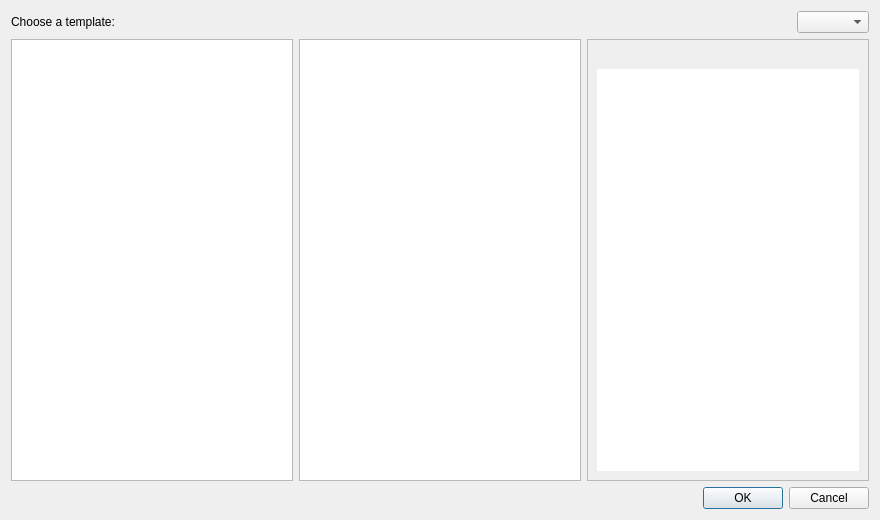
qt-creator/qt-creator, file src/plugins/coreplugin/dialogs/newdialog.ui: the form before one commit.
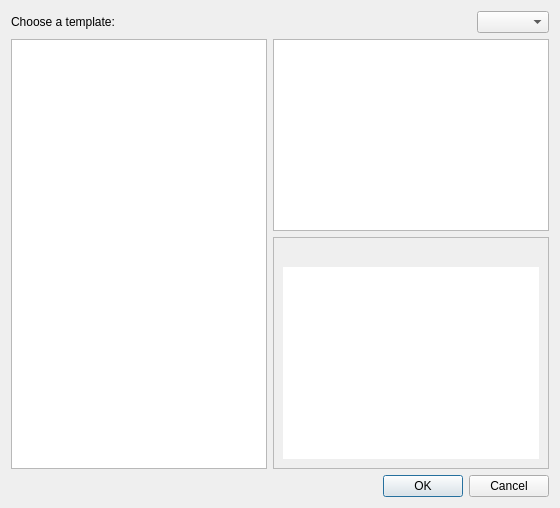
The form after the commit.

Commit message: prepare "new file dialog" for bigger icons

Diff of the .ui file:
```diff
--- a/src/plugins/coreplugin/dialogs/newdialog.ui
+++ b/src/plugins/coreplugin/dialogs/newdialog.ui
@@ -2,14 +2,6 @@
 <ui version="4.0">
  <class>Core::Internal::NewDialog</class>
  <widget class="QDialog" name="Core::Internal::NewDialog">
-  <property name="geometry">
-   <rect>
-    <x>0</x>
-    <y>0</y>
-    <width>880</width>
-    <height>520</height>
-   </rect>
-  </property>
   <property name="minimumSize">
    <size>
     <width>0</width>
@@ -27,10 +19,33 @@
      </property>
     </widget>
    </item>
+   <item row="0" column="1">
+    <layout class="QHBoxLayout" name="horizontalLayout">
+     <item>
+      <spacer name="horizontalSpacer">
+       <property name="orientation">
+        <enum>Qt::Horizontal</enum>
+       </property>
+       <property name="sizeType">
+        <enum>QSizePolicy::MinimumExpanding</enum>
+       </property>
+       <property name="sizeHint" stdset="0">
+        <size>
+         <width>0</width>
+         <height>0</height>
+        </size>
+       </property>
+      </spacer>
+     </item>
+     <item>
+      <widget class="QComboBox" name="comboBox"/>
+     </item>
+    </layout>
+   </item>
    <item row="1" column="0">
     <widget class="QTreeView" name="templateCategoryView">
      <property name="sizePolicy">
-      <sizepolicy hsizetype="Expanding" vsizetype="MinimumExpanding">
+      <sizepolicy hsizetype="Minimum" vsizetype="Expanding">
        <horstretch>0</horstretch>
        <verstretch>0</verstretch>
       </sizepolicy>
@@ -104,9 +119,11 @@
     </widget>
    </item>
    <item row="1" column="1">
+    <layout class="QVBoxLayout" name="verticalLayout_2">
+     <item>
     <widget class="QListView" name="templatesView">
      <property name="sizePolicy">
-      <sizepolicy hsizetype="MinimumExpanding" vsizetype="Expanding">
+        <sizepolicy hsizetype="MinimumExpanding" vsizetype="MinimumExpanding">
        <horstretch>0</horstretch>
        <verstretch>0</verstretch>
       </sizepolicy>
@@ -121,17 +138,29 @@
       <enum>Qt::StrongFocus</enum>
      </property>
      <property name="selectionBehavior">
-      <enum>QAbstractItemView::SelectRows</enum>
+        <enum>QAbstractItemView::SelectItems</enum>
+       </property>
+       <property name="movement">
+        <enum>QListView::Static</enum>
+       </property>
+       <property name="resizeMode">
+        <enum>QListView::Adjust</enum>
+       </property>
+       <property name="viewMode">
+        <enum>QListView::IconMode</enum>
+       </property>
+       <property name="uniformItemSizes">
+        <bool>false</bool>
+       </property>
+       <property name="wordWrap">
+        <bool>true</bool>
      </property>
      <property name="verticalScrollMode">
       <enum>QAbstractItemView::ScrollPerPixel</enum>
      </property>
-     <property name="uniformItemSizes">
-      <bool>false</bool>
-     </property>
-    </widget>
-   </item>
-   <item row="1" column="2">
+      </widget>
+     </item>
+     <item>
     <widget class="QFrame" name="frame">
      <property name="autoFillBackground">
       <bool>true</bool>
@@ -150,7 +179,7 @@
       <item>
        <widget class="QTextBrowser" name="templateDescription">
         <property name="sizePolicy">
-         <sizepolicy hsizetype="MinimumExpanding" vsizetype="MinimumExpanding">
+           <sizepolicy hsizetype="Minimum" vsizetype="Minimum">
           <horstretch>0</horstretch>
           <verstretch>0</verstretch>
          </sizepolicy>
@@ -166,30 +195,9 @@
      </layout>
     </widget>
    </item>
-   <item row="0" column="1" colspan="2">
-    <layout class="QHBoxLayout" name="horizontalLayout">
-     <item>
-      <spacer name="horizontalSpacer">
-       <property name="orientation">
-        <enum>Qt::Horizontal</enum>
-       </property>
-       <property name="sizeType">
-        <enum>QSizePolicy::MinimumExpanding</enum>
-       </property>
-       <property name="sizeHint" stdset="0">
-        <size>
-         <width>0</width>
-         <height>0</height>
-        </size>
-       </property>
-      </spacer>
-     </item>
-     <item>
-      <widget class="QComboBox" name="comboBox"/>
-     </item>
     </layout>
    </item>
-   <item row="2" column="0" colspan="3">
+   <item row="2" column="1">
     <widget class="QDialogButtonBox" name="buttonBox">
      <property name="orientation">
       <enum>Qt::Horizontal</enum>
```
Left out of the diff: 6 changed lines with no effect on the pictures. Lines whose indentation alone changed are shown as unchanged.
